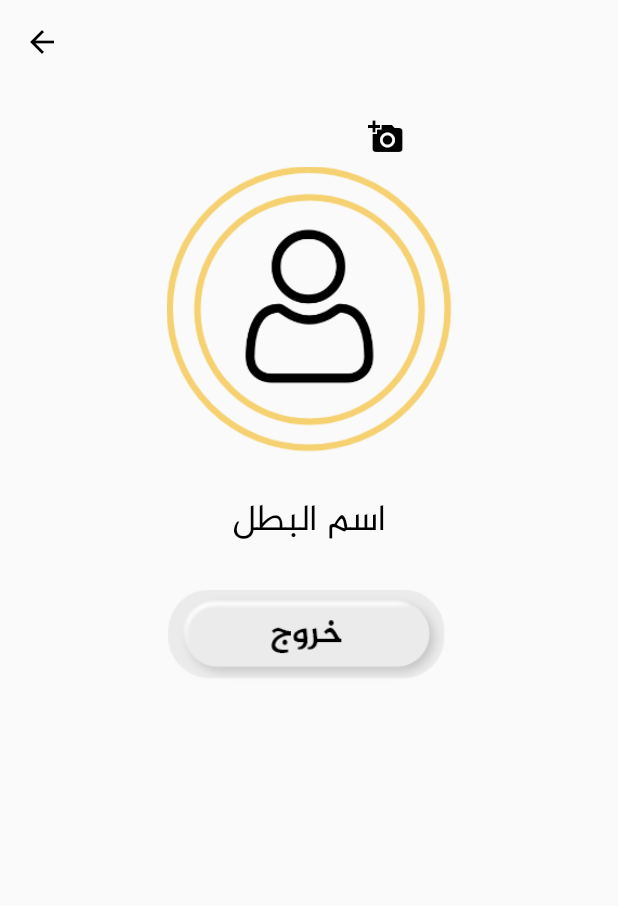
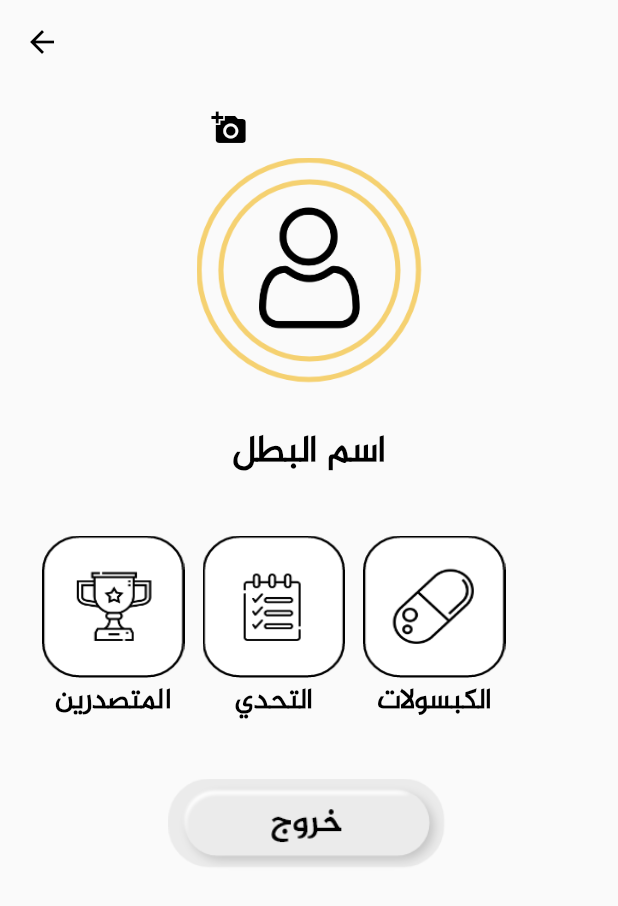
Before and after one commit to sarahMaria7/my-mission, a Flutter app: the screen it shows after launch, on a phone screen of 412 x 824 dp. Shown: the top 906 px of the screen. Run offline on Flutter 3.47's test engine with Material 2 defaults, Android fonts, the phone set to English and light mode, and no system bars; our stand-ins replace flutter_slidable, image_picker.

Commit message:
modified page thehomepage

```diff
--- a/lib/screens/thehomepage.dart
+++ b/lib/screens/thehomepage.dart
@@ -76,9 +76,8 @@ class _TheHomePageState extends State<TheHomePage> {
       ),
 
 
-  body: Container(
-       padding: EdgeInsets.all(15.0),
-  child: ListView(
+  body: ListView(
+    padding: EdgeInsets.all(9.0),
     scrollDirection: Axis.vertical,
     children: <Widget>[
       GestureDetector(
@@ -86,7 +85,7 @@ class _TheHomePageState extends State<TheHomePage> {
                         _showPicker(context);
                       },
                       child: Align(
-                        alignment: Alignment(0.3, 0.2),
+                        alignment: Alignment(-0.3, 0.2),
                         child: CircleAvatar(
                           backgroundColor: Colors.transparent,
                           child: new IconButton(
@@ -104,7 +103,7 @@ class _TheHomePageState extends State<TheHomePage> {
                       alignment: Alignment.center,
                       child: CircleAvatar(
                         backgroundColor: Colors.transparent,
-                        radius: 95,
+                        radius: 75,
                         child: _image == null
                             ? ClipRRect(
                                 borderRadius: BorderRadius.circular(50),
@@ -133,18 +132,109 @@ class _TheHomePageState extends State<TheHomePage> {
             style: new TextStyle(
                         fontSize: 25.0,
                         color: Color(0xff000000),
+                        fontWeight: FontWeight.bold,
                         ),
             ),
-          SizedBox(height: 25.0),
+          SizedBox(height: 35.0),
           Row(
             children: <Widget>[
+              SizedBox(width: 19.0),
+              Column(
+                         children: <Widget>[
+           GestureDetector(
+                      onTap: () {
+                      print('ce ceci est un essaie');
+                      },
+              child: Container(
+                height: 95.0,
+                width: 95.0,
+                         decoration: BoxDecoration(
+             image: DecorationImage(
+               image: AssetImage('assets/images/leaderboard.png'),
+               fit: BoxFit.fill,
+             ),
+           ),
+              ),
+           ),
+           Text('المتصدرين',
+            textAlign: TextAlign.center,
+            style: new TextStyle(
+                        fontSize: 19.0,
+                        color: Color(0xff000000),
+                        fontWeight: FontWeight.bold,
+                        ),
 
+           ),
+
+                         ],
+              ),
+              SizedBox(width: 12.0),
+              Column(
+                         children: <Widget>[
+           GestureDetector(
+                      onTap: () {
+                      print('ce ceci est un essaie');
+                      },
+              child: Container(
+                height: 95.0,
+                width: 95.0,
+                         decoration: BoxDecoration(
+             image: DecorationImage(
+               image: AssetImage('assets/images/chanllenges.png'),
+               fit: BoxFit.fill,
+             ),
+           ),
+              ),
+           ),
+           Text('التحدي',
+            textAlign: TextAlign.center,
+            style: new TextStyle(
+                        fontSize: 19.0,
+                        color: Color(0xff000000),
+                        fontWeight: FontWeight.bold,
+                        ),
+
+           )
+
+                         ],
+              ),
+          SizedBox(width: 12.0),
+                Column(
+                         children: <Widget>[
+           GestureDetector(
+                      onTap: () {
+                      print('ce ceci est un essaie');
+                      },
+              child: Container(
+                height: 95.0,
+                width: 95.0,
+                         decoration: BoxDecoration(
+             image: DecorationImage(
+               image: AssetImage('assets/images/capsule.png'),
+               fit: BoxFit.fill,
+             ),
+           ),
+              ),
+           ),
+           Text('الكبسولات',
+            textAlign: TextAlign.center,
+            style: new TextStyle(
+                        fontSize: 19.0,
+                        color: Color(0xff000000),
+                        fontWeight: FontWeight.bold,
+                        ),
+
+           )
+
+                         ],
+              ),
             ],
           ),
+          SizedBox(height: 35.0),
       Container(
            //width: MeiaQuery.of(context).size.width,
            height: 65.0,
-           width: 65.0,
+           width: 119.0,
            decoration: BoxDecoration(
              image: DecorationImage(
                image: AssetImage(loadPrs? 'assets/images/exitpressed.png': 'assets/images/exitnopressed.png'),
@@ -182,7 +272,7 @@ class _TheHomePageState extends State<TheHomePage> {
     ],
   )
 
-  ),
+
       );
     }
 }
```
